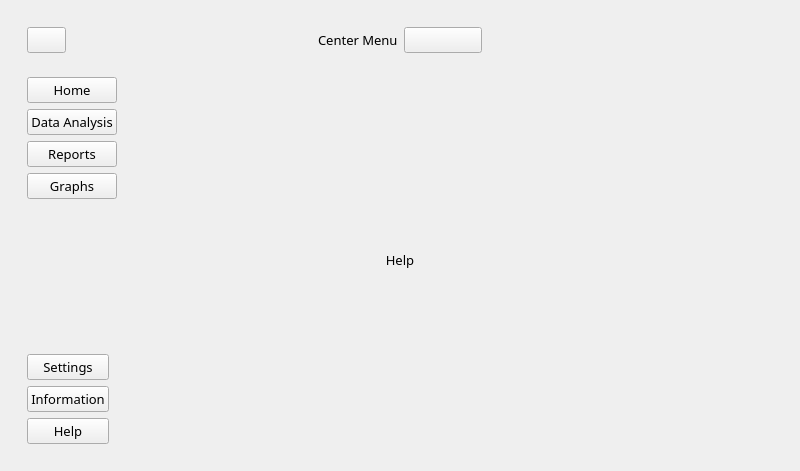
mflorya575/Example-GUI-PyQt6-Pyside, file src/generated-files/ui/new_interface.ui: the form before one commit.
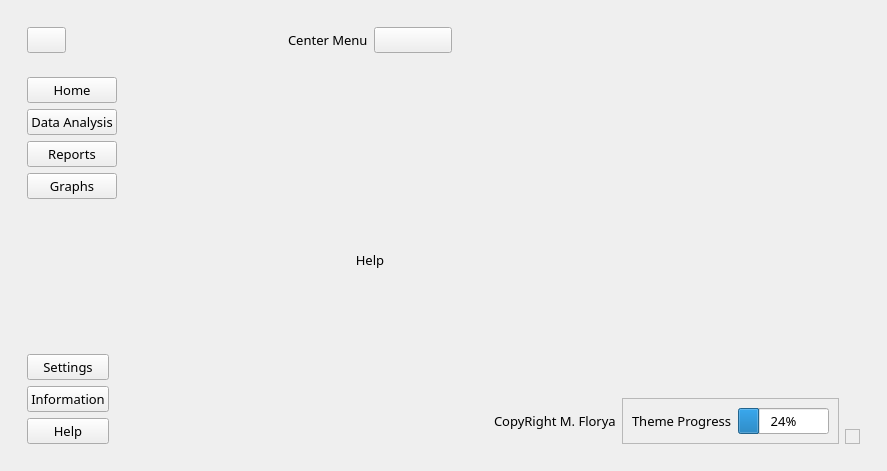
The form after the commit. Icons and pictures are not drawn.

Commit message: done footer in mainBody

The edit to the form file:
```diff
--- a/src/generated-files/ui/new_interface.ui
+++ b/src/generated-files/ui/new_interface.ui
@@ -6,7 +6,7 @@
    <rect>
     <x>0</x>
     <y>0</y>
-    <width>800</width>
+    <width>887</width>
     <height>471</height>
    </rect>
   </property>
@@ -309,8 +309,66 @@
        <item>
         <widget class="QWidget" name="mainContents" native="true"/>
        </item>
-       <item>
-        <widget class="QWidget" name="footer" native="true"/>
+       <item alignment="Qt::AlignBottom">
+        <widget class="QWidget" name="footer" native="true">
+         <layout class="QHBoxLayout" name="horizontalLayout_4">
+          <item>
+           <widget class="QLabel" name="label_6">
+            <property name="text">
+             <string>CopyRight M. Florya</string>
+            </property>
+           </widget>
+          </item>
+          <item alignment="Qt::AlignHCenter">
+           <widget class="QFrame" name="frame_2">
+            <property name="frameShape">
+             <enum>QFrame::StyledPanel</enum>
+            </property>
+            <property name="frameShadow">
+             <enum>QFrame::Raised</enum>
+            </property>
+            <layout class="QHBoxLayout" name="horizontalLayout_5">
+             <item>
+              <widget class="QLabel" name="label_7">
+               <property name="text">
+                <string>Theme Progress</string>
+               </property>
+              </widget>
+             </item>
+             <item>
+              <widget class="QProgressBar" name="progressBar">
+               <property name="value">
+                <number>24</number>
+               </property>
+              </widget>
+             </item>
+            </layout>
+           </widget>
+          </item>
+          <item alignment="Qt::AlignRight|Qt::AlignBottom">
+           <widget class="QFrame" name="sizeGrip">
+            <property name="minimumSize">
+             <size>
+              <width>15</width>
+              <height>15</height>
+             </size>
+            </property>
+            <property name="maximumSize">
+             <size>
+              <width>15</width>
+              <height>15</height>
+             </size>
+            </property>
+            <property name="frameShape">
+             <enum>QFrame::StyledPanel</enum>
+            </property>
+            <property name="frameShadow">
+             <enum>QFrame::Raised</enum>
+            </property>
+           </widget>
+          </item>
+         </layout>
+        </widget>
        </item>
       </layout>
      </widget>
```
